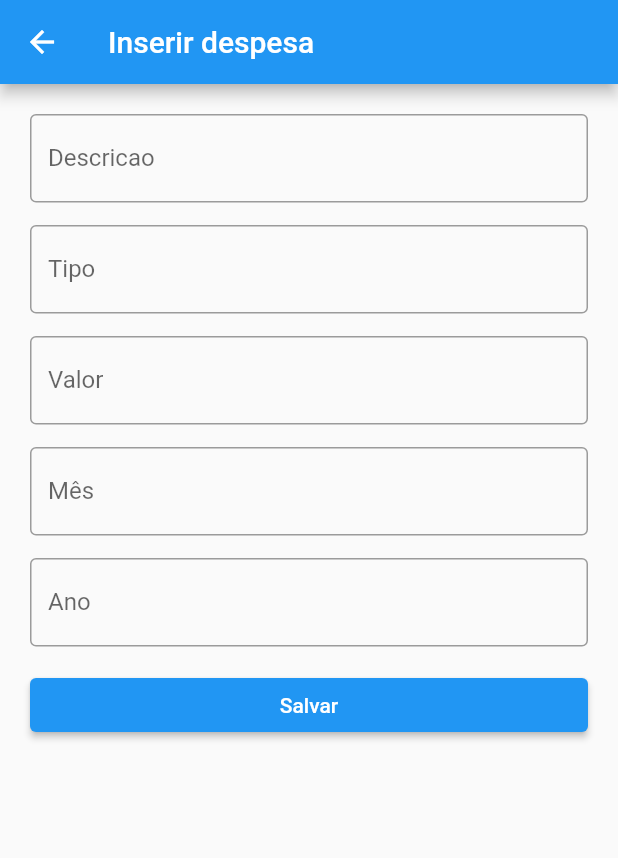
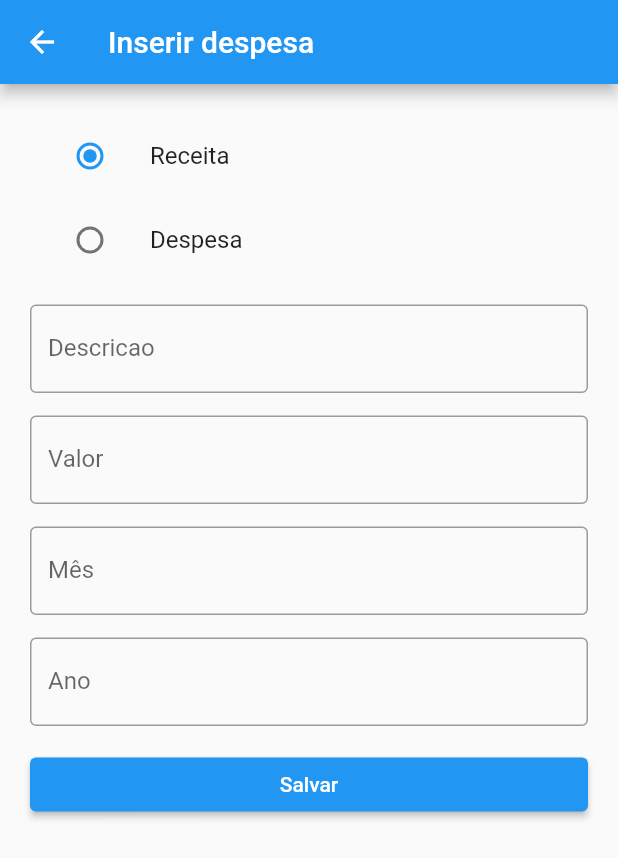
Before and after one commit to gahmorais/desafio_modulo_4_flutter, a Flutter app: the screen it shows once a user with an empty profile is signed in, after a tap on the "add" icon, on a phone screen of 412 x 824 dp. Shown: the top 858 px of the screen. Run offline on Flutter 3.47's test engine with Material 2 defaults, Android fonts, the phone set to English and light mode, and no system bars; our stand-ins replace firebase_auth, firebase_core, firebase_database; accounts and stored records are empty.

Commit message:
Alteração da seleção do tipo para radio button

```diff
--- a/lib/pages/home_page.dart
+++ b/lib/pages/home_page.dart
@@ -26,22 +26,22 @@ class _HomePageState extends State<HomePage> {
   void initState() {
     super.initState();
     user = authService.getCurrentUser();
-    if (user != null) {
-      database
-          .getFinancesByDate(userId: user!.uid, year: "2021", month: "11")
-          .onValue
-          .listen((event) {
-        final desp = event.snapshot.children.map((item) {
-          return Despesa.fromJson(item.value as Map);
-        }).toList();
-        setState(() {
-          expenses = desp;
-        });
-      });
+    // if (user != null) {
+    //   database
+    //       .getFinancesByDate(userId: user!.uid, year: "2021", month: "11")
+    //       .onValue
+    //       .listen((event) {
+    //     final desp = event.snapshot.children.map((item) {
+    //       return Despesa.fromJson(item.value as Map);
+    //     }).toList();
+    //     setState(() {
+    //       expenses = desp;
+    //     });
+    //   });
       // final d = Despesa(descricao: "TESTe", tipo: "TESTE", valor: "550");
       // database.insertFinance(
       //     year: "2022", month: "01", userId: user!.uid, despesa: d.toJson());
-    }
+    // }
   }
 
   @override
--- a/lib/pages/insert_expense.dart
+++ b/lib/pages/insert_expense.dart
@@ -9,9 +9,13 @@ class InsertExpense extends StatefulWidget {
   State<InsertExpense> createState() => _InsertExpenseState();
 }
 
+enum Types { receita, despesa }
+
 class _InsertExpenseState extends State<InsertExpense> {
   var descriptionController = TextEditingController();
-  var typeController = TextEditingController();
+
+  // var typeController = TextEditingController();
+  var type = Types.receita;
   var valueController = TextEditingController();
   var monthController = TextEditingController();
   var yearController = TextEditingController();
@@ -28,18 +32,41 @@ class _InsertExpenseState extends State<InsertExpense> {
         padding: EdgeInsets.all(20.0),
         child: ListView(
           children: [
-            TextField(
-              controller: descriptionController,
-              decoration: InputDecoration(
-                  labelText: "Descricao", border: OutlineInputBorder()),
+            ListTile(
+              title: Text("Receita"),
+              leading: Radio<Types>(
+                value: Types.receita,
+                groupValue: type,
+                onChanged: (Types? value) {
+                  setState(() {
+                    if (value != null) {
+                      type = value;
+                    }
+                  });
+                },
+              ),
+            ),
+            ListTile(
+              title: Text("Despesa"),
+              leading: Radio<Types>(
+                value: Types.despesa,
+                groupValue: type,
+                onChanged: (Types? value) {
+                  setState(() {
+                    if (value != null) {
+                      type = value;
+                    }
+                  });
+                },
+              ),
             ),
             SizedBox(
               height: 15,
             ),
             TextField(
-              controller: typeController,
+              controller: descriptionController,
               decoration: InputDecoration(
-                  labelText: "Tipo", border: OutlineInputBorder()),
+                  labelText: "Descricao", border: OutlineInputBorder()),
             ),
             SizedBox(
               height: 15,
@@ -74,14 +101,10 @@ class _InsertExpenseState extends State<InsertExpense> {
             ElevatedButton(
                 onPressed: () {
                   final description = descriptionController.text;
-                  final type = typeController.text;
                   final value = valueController.text;
                   final month = monthController.text;
                   final year = yearController.text;
                   if (description.isEmpty) {
-                    return;
-                  }
-                  if (type.isEmpty) {
                     return;
                   }
                   if (value.isEmpty) {
@@ -93,8 +116,10 @@ class _InsertExpenseState extends State<InsertExpense> {
                   if (year.isEmpty || year.length < 4) {
                     return;
                   }
-                  final newExpense =
-                      Despesa(descricao: description, tipo: type, valor: value);
+                  final newExpense = Despesa(
+                      descricao: description,
+                      tipo: type.toString(),
+                      valor: value);
 
                   database.insertFinance(
                       year: year,
```
